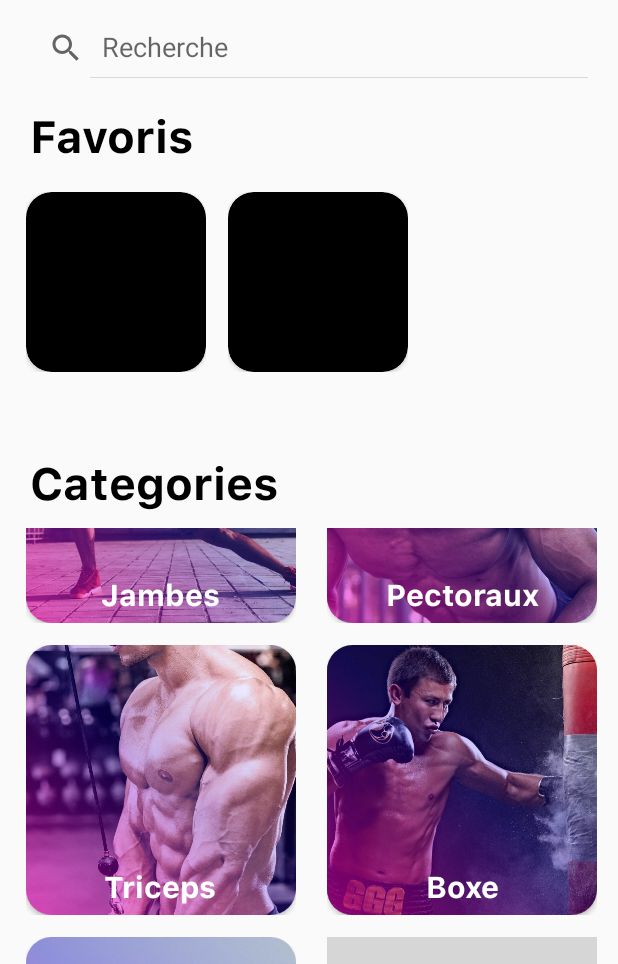
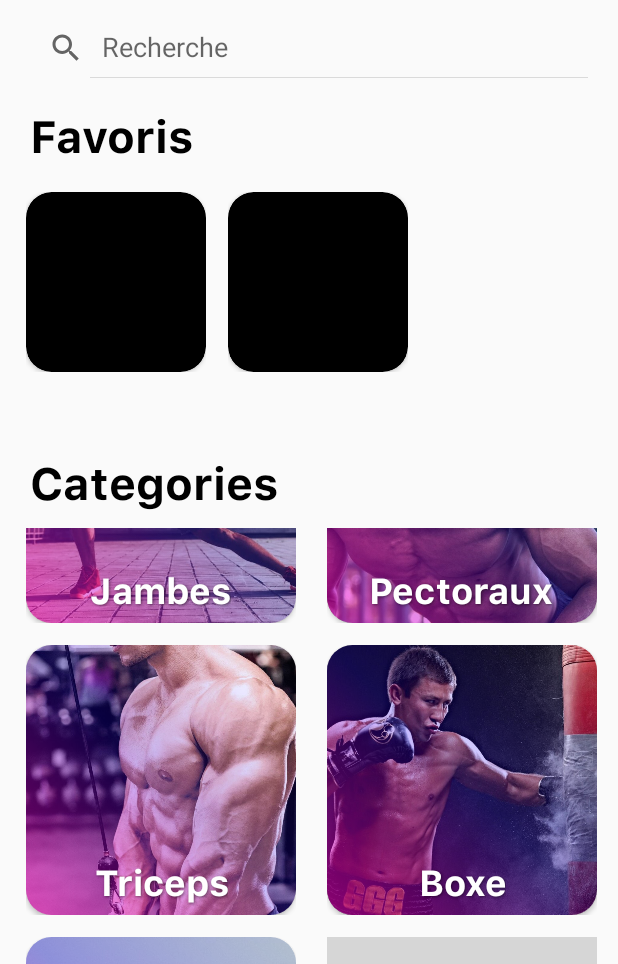
Before and after one commit to Entela8/OptiFit, an Android app built with Jetpack Compose: the screen it shows after launch (MainActivity), scrolled down 513 dp, on a phone screen of 412 x 824 dp, the part 143-1107 px from its top. Run offline under Robolectric (Android 15) with nearby library versions, the phone set to English and light mode, and no system bars; grey boxes are pictures that could not be loaded.

Commit message:
Categories activity_main view fixed

```diff
--- a/app/src/main/res/layout/item_category.xml
+++ b/app/src/main/res/layout/item_category.xml
@@ -40,11 +40,14 @@
             android:layout_width="wrap_content"
             android:layout_height="wrap_content"
             android:textColorHint="@color/black"
-            android:textSize="20sp"
+            android:textSize="24sp"
             android:fontFamily="@font/sfprobold"
             android:layout_marginBottom="5dp"
             android:textColor="@android:color/white"
-            android:shadowColor="@color/black"
+            android:shadowColor="@color/text_shadow"
+            android:shadowDx="1"
+            android:shadowDy="1"
+            android:shadowRadius="2"
             android:layout_gravity="center_horizontal|bottom"
             android:gravity="center"/>
 
--- a/app/src/main/res/values/colors.xml
+++ b/app/src/main/res/values/colors.xml
@@ -4,4 +4,8 @@
     <color name="colorAccent">#FFFF00</color>
     <color name="colorPrimary">#FD2500</color>
     <color name="colorPrimaryDark">#EE9500</color>
+    <color name="light_font">#FBFBFB</color>
+    <color name="grey_font">#ff9e9e9e</color>
+    <color name="text_shadow">#7F000000</color>
+    <color name="text_shadow_white">#FFFFFF</color>
 </resources>
```
